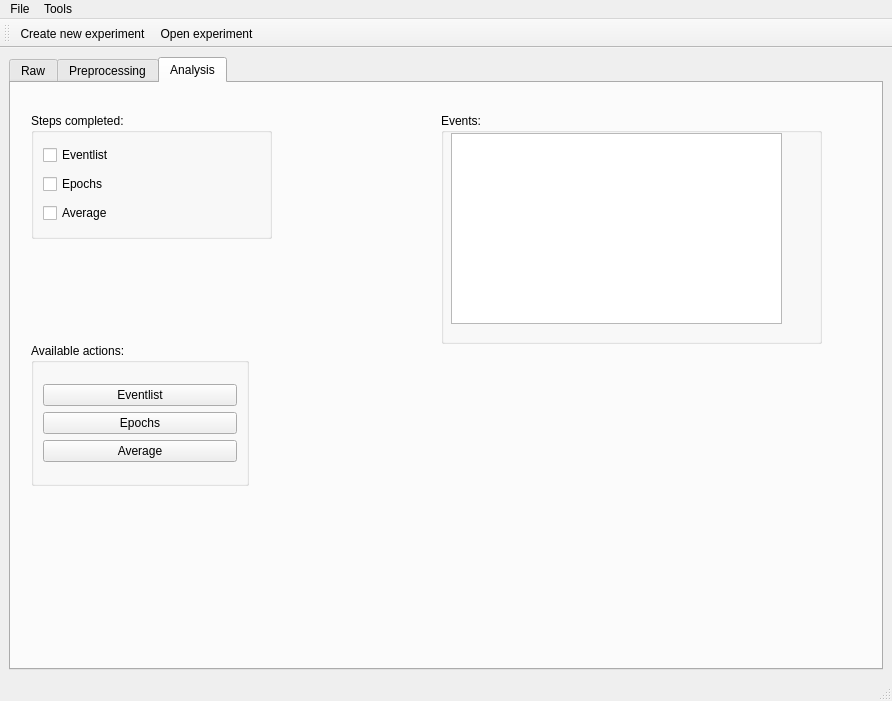
First picture: the form in hoksotin/ui/qt4Designer/UIehdotus11.ui, repository cibr-jyu/meggie, before the edit.
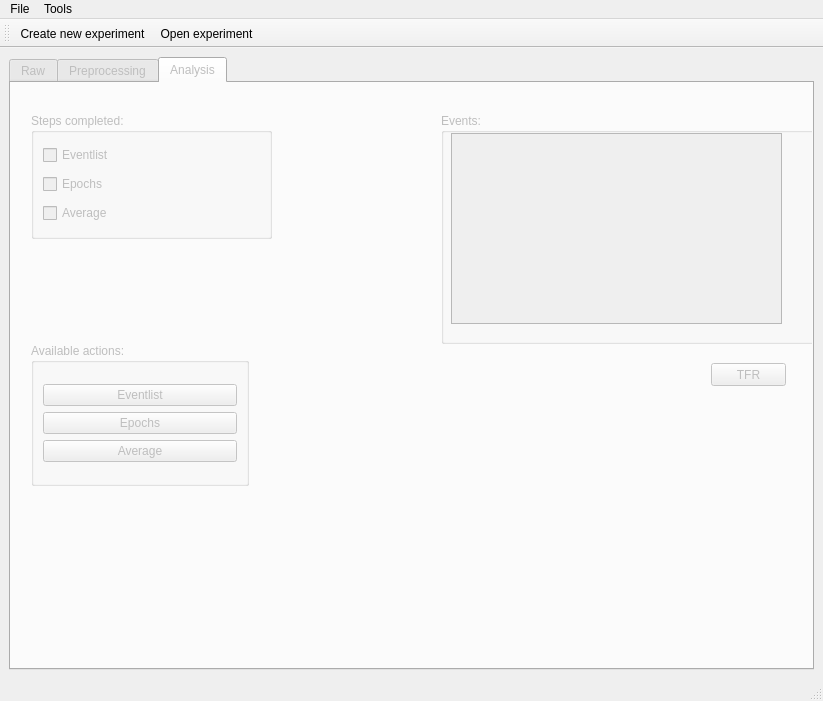
Second picture: the form after the edit. The open tabs and pages were chosen to show the change.

The edit to the form file:
```diff
--- a/hoksotin/ui/qt4Designer/UIehdotus11.ui
+++ b/hoksotin/ui/qt4Designer/UIehdotus11.ui
@@ -6,7 +6,7 @@
    <rect>
     <x>0</x>
     <y>0</y>
-    <width>892</width>
+    <width>823</width>
     <height>701</height>
    </rect>
   </property>
@@ -25,6 +25,9 @@
      <layout class="QVBoxLayout" name="verticalLayout_3">
       <item>
        <widget class="QTabWidget" name="tabWidget">
+        <property name="enabled">
+         <bool>false</bool>
+        </property>
         <property name="currentIndex">
          <number>0</number>
         </property>
@@ -739,6 +742,19 @@
            </property>
           </widget>
          </widget>
+         <widget class="QPushButton" name="pushButtonTFR">
+          <property name="geometry">
+           <rect>
+            <x>700</x>
+            <y>280</y>
+            <width>75</width>
+            <height>23</height>
+           </rect>
+          </property>
+          <property name="text">
+           <string>TFR</string>
+          </property>
+         </widget>
         </widget>
        </widget>
       </item>
@@ -751,8 +767,8 @@
     <rect>
      <x>0</x>
      <y>0</y>
-     <width>892</width>
-     <height>29</height>
+     <width>823</width>
+     <height>21</height>
     </rect>
    </property>
    <property name="defaultUp">
```
Left out of the diff: 2 changed lines with no effect on the pictures.
